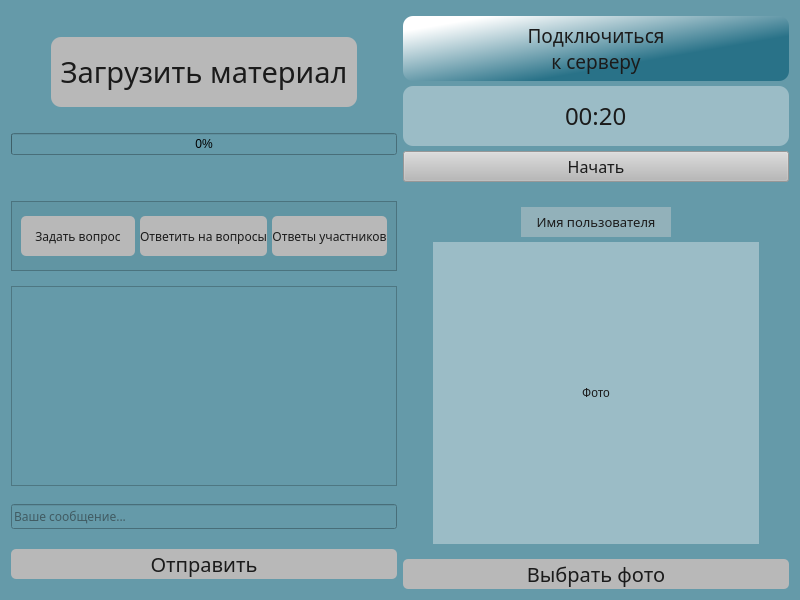
This is Client/jeducation-v0.1/learning.ui in Avedik/Desktop-application-IEducation as Qt 5 draws it before an edit. The edited form follows.
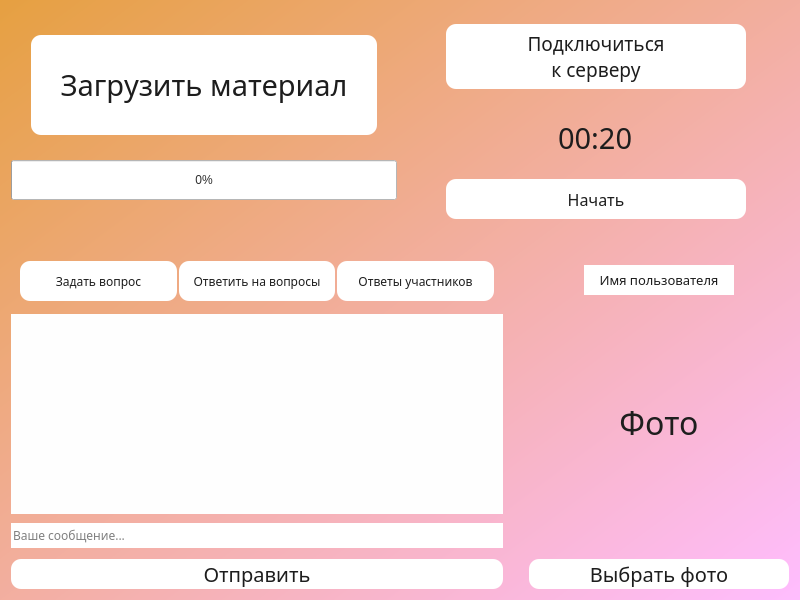
This is the edited form.

```diff
--- a/Client/jeducation-v0.1/learning.ui
+++ b/Client/jeducation-v0.1/learning.ui
@@ -26,65 +26,236 @@
    <string>JEducation v0.1</string>
   </property>
   <property name="styleSheet">
-   <string notr="true">background-color: rgb(101, 154, 169);</string>
+   <string notr="true">background:transparent;
+background-color: qlineargradient(spread:pad, x1:0, y1:0, x2:1, y2:1, stop:0 rgba(230, 160, 65, 255), stop:1 rgba(255, 189, 255, 255));</string>
   </property>
-  <layout class="QGridLayout" name="gridLayout">
-   <property name="verticalSpacing">
-    <number>10</number>
-   </property>
-   <item row="3" column="1">
-    <layout class="QVBoxLayout" name="verticalLayout">
-     <property name="spacing">
-      <number>5</number>
-     </property>
-     <property name="topMargin">
-      <number>10</number>
-     </property>
+  <layout class="QVBoxLayout" name="verticalLayout_5">
+   <item>
+    <layout class="QHBoxLayout" name="horizontalLayout_11">
+     <item>
+      <layout class="QVBoxLayout" name="verticalLayout_4">
+       <item>
+        <spacer name="verticalSpacer_8">
+         <property name="orientation">
+          <enum>Qt::Vertical</enum>
+         </property>
+         <property name="sizeType">
+          <enum>QSizePolicy::Fixed</enum>
+         </property>
+         <property name="sizeHint" stdset="0">
+          <size>
+           <width>20</width>
+           <height>5</height>
+          </size>
+         </property>
+        </spacer>
+       </item>
      <item>
-      <layout class="QHBoxLayout" name="horizontalLayout_9">
+        <layout class="QHBoxLayout" name="horizontalLayout_10">
        <item>
-        <widget class="QLabel" name="label_3">
+          <spacer name="horizontalSpacer">
+           <property name="orientation">
+            <enum>Qt::Horizontal</enum>
+           </property>
+           <property name="sizeType">
+            <enum>QSizePolicy::Fixed</enum>
+           </property>
+           <property name="sizeHint" stdset="0">
+            <size>
+             <width>20</width>
+             <height>20</height>
+            </size>
+           </property>
+          </spacer>
+         </item>
+         <item>
+          <widget class="QPushButton" name="importPdfButton">
+           <property name="enabled">
+            <bool>false</bool>
+           </property>
+           <property name="minimumSize">
+            <size>
+             <width>120</width>
+             <height>100</height>
+            </size>
+           </property>
+           <property name="font">
+            <font>
+             <family>Bahnschrift</family>
+             <pointsize>22</pointsize>
+            </font>
+           </property>
+           <property name="styleSheet">
+            <string notr="true">background-color: rgb(255, 255, 255);
+color: rgb(29, 29, 29);
+border:2px;
+border-radius:10;
+</string>
+           </property>
+           <property name="text">
+            <string>Загрузить материал</string>
+           </property>
+           <property name="autoDefault">
+            <bool>false</bool>
+           </property>
+          </widget>
+         </item>
+         <item>
+          <spacer name="horizontalSpacer_2">
+           <property name="orientation">
+            <enum>Qt::Horizontal</enum>
+           </property>
+           <property name="sizeType">
+            <enum>QSizePolicy::Fixed</enum>
+           </property>
+           <property name="sizeHint" stdset="0">
+            <size>
+             <width>20</width>
+             <height>20</height>
+            </size>
+           </property>
+          </spacer>
+         </item>
+        </layout>
+       </item>
+       <item>
+        <widget class="QProgressBar" name="progressBar">
+         <property name="minimumSize">
+          <size>
+           <width>0</width>
+           <height>40</height>
+          </size>
+         </property>
+         <property name="styleSheet">
+          <string notr="true">background-color: rgb(255, 255, 255);
+color: rgb(45, 45, 45);</string>
+         </property>
+         <property name="maximum">
+          <number>100</number>
+         </property>
+         <property name="value">
+          <number>0</number>
+         </property>
+        </widget>
+       </item>
+      </layout>
+     </item>
+     <item>
+      <layout class="QVBoxLayout" name="verticalLayout_2">
+       <item>
+        <spacer name="verticalSpacer">
+         <property name="orientation">
+          <enum>Qt::Vertical</enum>
+         </property>
+         <property name="sizeType">
+          <enum>QSizePolicy::Fixed</enum>
+         </property>
+         <property name="sizeHint" stdset="0">
+          <size>
+           <width>20</width>
+           <height>13</height>
+          </size>
+         </property>
+        </spacer>
+       </item>
+       <item>
+        <layout class="QHBoxLayout" name="horizontalLayout_3">
+         <item>
+          <widget class="QPushButton" name="connectButton">
          <property name="sizePolicy">
-          <sizepolicy hsizetype="Preferred" vsizetype="Expanding">
+            <sizepolicy hsizetype="Maximum" vsizetype="Maximum">
            <horstretch>0</horstretch>
            <verstretch>0</verstretch>
           </sizepolicy>
          </property>
          <property name="minimumSize">
           <size>
-           <width>150</width>
-           <height>30</height>
+             <width>300</width>
+             <height>65</height>
           </size>
          </property>
          <property name="maximumSize">
           <size>
-           <width>100</width>
-           <height>20</height>
+             <width>300</width>
+             <height>100</height>
           </size>
          </property>
          <property name="font">
           <font>
            <family>Bahnschrift</family>
-           <pointsize>10</pointsize>
+             <pointsize>14</pointsize>
           </font>
          </property>
          <property name="styleSheet">
-          <string notr="true">background-color: rgb(146, 177, 186);
-color: rgb(27, 27, 27);
+            <string notr="true">background-color: rgb(255, 255, 255);
+color: rgb(29, 29, 29);
+border:2px;
+border-radius:10;
 </string>
          </property>
          <property name="text">
-          <string>Имя пользователя</string>
+            <string>Подключиться
+к серверу</string>
+           </property>
+           <property name="autoDefault">
+            <bool>false</bool>
+           </property>
+          </widget>
+         </item>
+        </layout>
+       </item>
+       <item>
+        <spacer name="verticalSpacer_2">
+         <property name="orientation">
+          <enum>Qt::Vertical</enum>
+         </property>
+         <property name="sizeType">
+          <enum>QSizePolicy::Fixed</enum>
+         </property>
+         <property name="sizeHint" stdset="0">
+          <size>
+           <width>20</width>
+           <height>13</height>
+          </size>
+         </property>
+        </spacer>
+       </item>
+       <item>
+        <layout class="QVBoxLayout" name="verticalLayout_6">
+         <item>
+          <widget class="QLineEdit" name="timerEdit">
+           <property name="enabled">
+            <bool>false</bool>
+           </property>
+           <property name="minimumSize">
+            <size>
+             <width>0</width>
+             <height>60</height>
+            </size>
+           </property>
+           <property name="font">
+            <font>
+             <family>Bahnschrift</family>
+             <pointsize>22</pointsize>
+            </font>
+           </property>
+           <property name="styleSheet">
+            <string notr="true">background: transparent;
+color: rgb(29, 29, 29);
+border:0px;
+
+</string>
+           </property>
+           <property name="text">
+            <string>00:20</string>
          </property>
          <property name="alignment">
           <set>Qt::AlignCenter</set>
          </property>
         </widget>
        </item>
-      </layout>
-     </item>
      <item>
-      <spacer name="verticalSpacer_4">
+          <spacer name="verticalSpacer_3">
        <property name="orientation">
         <enum>Qt::Vertical</enum>
        </property>
@@ -100,125 +271,39 @@
       </spacer>
      </item>
      <item>
-      <layout class="QHBoxLayout" name="horizontalLayout_4">
+          <layout class="QHBoxLayout" name="horizontalLayout_2">
        <item>
-        <spacer name="horizontalSpacer_4">
-         <property name="orientation">
-          <enum>Qt::Horizontal</enum>
-         </property>
-         <property name="sizeType">
-          <enum>QSizePolicy::Fixed</enum>
-         </property>
-         <property name="sizeHint" stdset="0">
-          <size>
-           <width>30</width>
-           <height>20</height>
-          </size>
-         </property>
-        </spacer>
-       </item>
-       <item>
-        <widget class="QLabel" name="label_2">
-         <property name="minimumSize">
-          <size>
-           <width>200</width>
-           <height>200</height>
-          </size>
-         </property>
-         <property name="maximumSize">
-          <size>
-           <width>16777215</width>
-           <height>16777215</height>
-          </size>
-         </property>
-         <property name="styleSheet">
-          <string notr="true">background-color: rgb(155, 188, 198);
-color:rgb(27, 27, 27)</string>
-         </property>
-         <property name="text">
-          <string>Фото</string>
-         </property>
-         <property name="alignment">
-          <set>Qt::AlignCenter</set>
-         </property>
-        </widget>
-       </item>
-       <item>
-        <spacer name="horizontalSpacer_5">
-         <property name="orientation">
-          <enum>Qt::Horizontal</enum>
-         </property>
-         <property name="sizeType">
-          <enum>QSizePolicy::Fixed</enum>
-         </property>
-         <property name="sizeHint" stdset="0">
-          <size>
-           <width>30</width>
-           <height>20</height>
-          </size>
-         </property>
-        </spacer>
-       </item>
-      </layout>
-     </item>
-     <item>
-      <spacer name="verticalSpacer_5">
-       <property name="orientation">
-        <enum>Qt::Vertical</enum>
-       </property>
-       <property name="sizeType">
-        <enum>QSizePolicy::Fixed</enum>
-       </property>
-       <property name="sizeHint" stdset="0">
-        <size>
-         <width>20</width>
-         <height>10</height>
-        </size>
-       </property>
-      </spacer>
-     </item>
-     <item>
-      <layout class="QHBoxLayout" name="horizontalLayout">
-       <property name="spacing">
-        <number>6</number>
-       </property>
-       <property name="leftMargin">
-        <number>0</number>
-       </property>
-       <property name="bottomMargin">
-        <number>0</number>
-       </property>
-       <item>
-        <widget class="QPushButton" name="chooseButton">
+            <widget class="QPushButton" name="pushButton">
          <property name="enabled">
           <bool>false</bool>
          </property>
          <property name="minimumSize">
           <size>
-           <width>100</width>
-           <height>30</height>
+               <width>50</width>
+               <height>40</height>
           </size>
          </property>
          <property name="maximumSize">
           <size>
-           <width>16777215</width>
-           <height>16777215</height>
+               <width>300</width>
+               <height>50</height>
           </size>
          </property>
          <property name="font">
           <font>
            <family>Bahnschrift</family>
-           <pointsize>15</pointsize>
+               <pointsize>12</pointsize>
           </font>
          </property>
          <property name="styleSheet">
-          <string notr="true">background-color: rgb(184, 184, 184);
-color: rgb(27, 27, 27);
+              <string notr="true">background-color: rgb(255, 255, 255);
+color: rgb(29, 29, 29);
 border:2px;
-border-radius:5;</string>
+border-radius:10;
+</string>
          </property>
          <property name="text">
-          <string>Выбрать фото</string>
+              <string>Начать</string>
          </property>
          <property name="autoDefault">
           <bool>false</bool>
@@ -229,7 +314,26 @@
      </item>
     </layout>
    </item>
-   <item row="3" column="0">
+      </layout>
+     </item>
+    </layout>
+   </item>
+   <item>
+    <spacer name="horizontalSpacer_7">
+     <property name="orientation">
+      <enum>Qt::Horizontal</enum>
+     </property>
+     <property name="sizeHint" stdset="0">
+      <size>
+       <width>40</width>
+       <height>20</height>
+      </size>
+     </property>
+    </spacer>
+   </item>
+   <item>
+    <layout class="QHBoxLayout" name="horizontalLayout_6">
+     <item>
     <layout class="QVBoxLayout" name="verticalLayout_3">
      <property name="spacing">
       <number>6</number>
@@ -256,7 +360,8 @@
           </font>
          </property>
          <property name="styleSheet">
-          <string notr="true">background-color: rgb(97, 149, 163);</string>
+            <string notr="true">background: transparent;
+border:0px;</string>
          </property>
          <property name="frameShape">
           <enum>QFrame::StyledPanel</enum>
@@ -266,7 +371,13 @@
          </property>
          <layout class="QHBoxLayout" name="horizontalLayout_7">
           <property name="spacing">
-           <number>5</number>
+             <number>2</number>
+            </property>
+            <property name="sizeConstraint">
+             <enum>QLayout::SetDefaultConstraint</enum>
+            </property>
+            <property name="bottomMargin">
+             <number>0</number>
           </property>
           <item>
            <widget class="QPushButton" name="askButton">
@@ -292,10 +403,11 @@
              </font>
             </property>
             <property name="styleSheet">
-             <string notr="true">background-color: rgb(184, 184, 184);
-color: rgb(27, 27, 27);
+               <string notr="true">background-color: rgb(255, 255, 255);
+color: rgb(29, 29, 29);
 border:2px;
-border-radius:5;</string>
+border-radius:10;
+</string>
             </property>
             <property name="text">
              <string>Задать вопрос</string>
@@ -329,10 +441,11 @@
              </font>
             </property>
             <property name="styleSheet">
-             <string notr="true">background-color: rgb(184, 184, 184);
-color: rgb(27, 27, 27);
+               <string notr="true">background-color: rgb(255, 255, 255);
+color: rgb(29, 29, 29);
 border:2px;
-border-radius:5;</string>
+border-radius:10;
+</string>
             </property>
             <property name="text">
              <string>Ответить на вопросы</string>
@@ -366,10 +479,11 @@
              </font>
             </property>
             <property name="styleSheet">
-             <string notr="true">background-color: rgb(184, 184, 184);
-color: rgb(27, 27, 27);
+               <string notr="true">background-color: rgb(255, 255, 255);
+color: rgb(29, 29, 29);
 border:2px;
-border-radius:5;</string>
+border-radius:10;
+</string>
             </property>
             <property name="text">
              <string>Ответы участников</string>
@@ -402,7 +516,9 @@
         </size>
        </property>
        <property name="styleSheet">
-        <string notr="true">color: rgb(255, 255, 255);</string>
+          <string notr="true">background-color: rgb(254, 254, 254);
+color: rgb(0, 0, 0);
+border:0</string>
        </property>
       </widget>
      </item>
@@ -427,6 +543,12 @@
        <property name="enabled">
         <bool>false</bool>
        </property>
+         <property name="minimumSize">
+          <size>
+           <width>0</width>
+           <height>25</height>
+          </size>
+         </property>
        <property name="font">
         <font>
          <family>Bahnschrift</family>
@@ -434,7 +556,9 @@
         </font>
        </property>
        <property name="styleSheet">
-        <string notr="true">color: rgb(27, 27, 27);</string>
+          <string notr="true">background-color: rgb(255, 255, 255);
+color: rgb(0, 0, 0);
+border:0</string>
        </property>
        <property name="text">
         <string notr="true"/>
@@ -481,10 +605,11 @@
         </font>
        </property>
        <property name="styleSheet">
-        <string notr="true">background-color: rgb(184, 184, 184);
-color: rgb(27, 27, 27);
+          <string notr="true">background-color: rgb(255, 255, 255);
+color: rgb(29, 29, 29);
 border:2px;
-border-radius:5;</string>
+border-radius:10;
+</string>
        </property>
        <property name="text">
         <string>Отправить</string>
@@ -496,10 +621,32 @@
      </item>
     </layout>
    </item>
-   <item row="0" column="1">
-    <layout class="QVBoxLayout" name="verticalLayout_2">
      <item>
-      <spacer name="verticalSpacer">
+      <spacer name="horizontalSpacer_6">
+       <property name="orientation">
+        <enum>Qt::Horizontal</enum>
+       </property>
+       <property name="sizeType">
+        <enum>QSizePolicy::Fixed</enum>
+       </property>
+       <property name="sizeHint" stdset="0">
+        <size>
+         <width>20</width>
+         <height>20</height>
+        </size>
+       </property>
+      </spacer>
+     </item>
+     <item>
+      <layout class="QVBoxLayout" name="verticalLayout">
+       <property name="spacing">
+        <number>5</number>
+       </property>
+       <property name="topMargin">
+        <number>10</number>
+       </property>
+       <item>
+        <spacer name="verticalSpacer_9">
        <property name="orientation">
         <enum>Qt::Vertical</enum>
        </property>
@@ -515,52 +662,50 @@
       </spacer>
      </item>
      <item>
-      <layout class="QHBoxLayout" name="horizontalLayout_3">
+        <layout class="QHBoxLayout" name="horizontalLayout_9">
        <item>
-        <widget class="QPushButton" name="connectButton">
+          <widget class="QLabel" name="label_3">
          <property name="sizePolicy">
-          <sizepolicy hsizetype="Maximum" vsizetype="Maximum">
+            <sizepolicy hsizetype="Preferred" vsizetype="Expanding">
            <horstretch>0</horstretch>
            <verstretch>0</verstretch>
           </sizepolicy>
          </property>
          <property name="minimumSize">
           <size>
-           <width>300</width>
-           <height>65</height>
+             <width>150</width>
+             <height>30</height>
           </size>
          </property>
          <property name="maximumSize">
           <size>
-           <width>450</width>
-           <height>100</height>
+             <width>100</width>
+             <height>20</height>
           </size>
          </property>
          <property name="font">
           <font>
            <family>Bahnschrift</family>
-           <pointsize>14</pointsize>
+             <pointsize>10</pointsize>
           </font>
          </property>
          <property name="styleSheet">
-          <string notr="true">background-color: qlineargradient(spread:pad, x1:0.652, y1:0.67, x2:0.096, y2:0.136227, stop:0 rgba(41, 114, 136, 255), stop:1 rgba(255, 255, 255, 255));
+            <string notr="true">background-color: rgb(255, 255, 255);
 color: rgb(27, 27, 27);
-border:2px;
-border-radius:10;</string>
+</string>
          </property>
          <property name="text">
-          <string>Подключиться
-к серверу</string>
-         </property>
-         <property name="autoDefault">
-          <bool>false</bool>
+            <string>Имя пользователя</string>
+           </property>
+           <property name="alignment">
+            <set>Qt::AlignCenter</set>
          </property>
         </widget>
        </item>
       </layout>
      </item>
      <item>
-      <spacer name="verticalSpacer_2">
+        <spacer name="verticalSpacer_4">
        <property name="orientation">
         <enum>Qt::Vertical</enum>
        </property>
@@ -576,33 +721,50 @@
       </spacer>
      </item>
      <item>
-      <layout class="QHBoxLayout" name="horizontalLayout_2"/>
-     </item>
+        <layout class="QHBoxLayout" name="horizontalLayout_4">
      <item>
-      <widget class="QLineEdit" name="timerEdit">
-       <property name="enabled">
-        <bool>false</bool>
-       </property>
+          <spacer name="horizontalSpacer_4">
+           <property name="orientation">
+            <enum>Qt::Horizontal</enum>
+           </property>
+           <property name="sizeType">
+            <enum>QSizePolicy::Fixed</enum>
+           </property>
+           <property name="sizeHint" stdset="0">
+            <size>
+             <width>30</width>
+             <height>20</height>
+            </size>
+           </property>
+          </spacer>
+         </item>
+         <item>
+          <widget class="QLabel" name="label_2">
        <property name="minimumSize">
         <size>
-         <width>0</width>
-         <height>60</height>
-        </size>
-       </property>
+             <width>200</width>
+             <height>200</height>
+            </size>
+           </property>
+           <property name="maximumSize">
+            <size>
+             <width>16777215</width>
+             <height>16777215</height>
+            </size>
+           </property>
        <property name="font">
         <font>
          <family>Bahnschrift</family>
-         <pointsize>18</pointsize>
+             <pointsize>24</pointsize>
         </font>
        </property>
        <property name="styleSheet">
-        <string notr="true">background-color: rgb(155, 188, 198);
-color: rgb(27, 27, 27);
-border:2px;
-border-radius:10;</string>
+            <string notr="true">background:transparent;
+color: rgb(30, 30, 30);
+</string>
        </property>
        <property name="text">
-        <string>00:20</string>
+            <string>Фото</string>
        </property>
        <property name="alignment">
         <set>Qt::AlignCenter</set>
@@ -610,130 +772,91 @@
       </widget>
      </item>
      <item>
-      <spacer name="verticalSpacer_3">
+          <spacer name="horizontalSpacer_5">
        <property name="orientation">
-        <enum>Qt::Vertical</enum>
+            <enum>Qt::Horizontal</enum>
        </property>
        <property name="sizeType">
         <enum>QSizePolicy::Fixed</enum>
        </property>
        <property name="sizeHint" stdset="0">
         <size>
-         <width>20</width>
-         <height>5</height>
+             <width>30</width>
+             <height>20</height>
         </size>
        </property>
       </spacer>
      </item>
-     <item>
-      <widget class="QPushButton" name="pushButton">
-       <property name="enabled">
-        <bool>false</bool>
-       </property>
-       <property name="minimumSize">
-        <size>
-         <width>0</width>
-         <height>30</height>
-        </size>
-       </property>
-       <property name="font">
-        <font>
-         <family>Bahnschrift</family>
-         <pointsize>12</pointsize>
-        </font>
-       </property>
-       <property name="styleSheet">
-        <string notr="true">color: rgb(26, 26, 26);
-background-color: rgb(184, 184, 184);</string>
-       </property>
-       <property name="text">
-        <string>Начать</string>
-       </property>
-       <property name="autoDefault">
-        <bool>false</bool>
-       </property>
-      </widget>
-     </item>
-    </layout>
-   </item>
-   <item row="0" column="0">
-    <layout class="QVBoxLayout" name="verticalLayout_4">
+        </layout>
+       </item>
      <item>
-      <layout class="QHBoxLayout" name="horizontalLayout_10">
-       <item>
-        <spacer name="horizontalSpacer">
+        <spacer name="verticalSpacer_5">
          <property name="orientation">
-          <enum>Qt::Horizontal</enum>
+          <enum>Qt::Vertical</enum>
          </property>
          <property name="sizeType">
           <enum>QSizePolicy::Fixed</enum>
          </property>
          <property name="sizeHint" stdset="0">
           <size>
-           <width>40</width>
-           <height>20</height>
+           <width>20</width>
+           <height>10</height>
           </size>
          </property>
         </spacer>
        </item>
        <item>
-        <widget class="QPushButton" name="importPdfButton">
+        <layout class="QHBoxLayout" name="horizontalLayout">
+         <property name="spacing">
+          <number>6</number>
+         </property>
+         <property name="leftMargin">
+          <number>0</number>
+         </property>
+         <property name="bottomMargin">
+          <number>0</number>
+         </property>
+         <item>
+          <widget class="QPushButton" name="chooseButton">
          <property name="enabled">
           <bool>false</bool>
          </property>
          <property name="minimumSize">
           <size>
-           <width>120</width>
-           <height>70</height>
-          </size>
-         </property>
+             <width>100</width>
+             <height>30</height>
+            </size>
+           </property>
+           <property name="maximumSize">
+            <size>
+             <width>16777215</width>
+             <height>16777215</height>
+            </size>
+           </property>
          <property name="font">
           <font>
            <family>Bahnschrift</family>
-           <pointsize>22</pointsize>
+             <pointsize>15</pointsize>
           </font>
          </property>
          <property name="styleSheet">
-          <string notr="true">background-color: rgb(184, 184, 184);
-color: rgb(27, 27, 27);
+            <string notr="true">background-color: rgb(255, 255, 255);
+color: rgb(29, 29, 29);
 border:2px;
-border-radius:10;</string>
+border-radius:10;
+</string>
          </property>
          <property name="text">
-          <string>Загрузить материал</string>
+            <string>Выбрать фото</string>
          </property>
          <property name="autoDefault">
           <bool>false</bool>
          </property>
         </widget>
        </item>
-       <item>
-        <spacer name="horizontalSpacer_2">
-         <property name="orientation">
-          <enum>Qt::Horizontal</enum>
-         </property>
-         <property name="sizeType">
-          <enum>QSizePolicy::Fixed</enum>
-         </property>
-         <property name="sizeHint" stdset="0">
-          <size>
-           <width>40</width>
-           <height>20</height>
-          </size>
-         </property>
-        </spacer>
-       </item>
-      </layout>
-     </item>
-     <item>
-      <widget class="QProgressBar" name="progressBar">
-       <property name="maximum">
-        <number>100</number>
-       </property>
-       <property name="value">
-        <number>0</number>
-       </property>
-      </widget>
+        </layout>
+       </item>
+      </layout>
      </item>
     </layout>
    </item>
```
Lines whose indentation alone changed are shown as unchanged.
